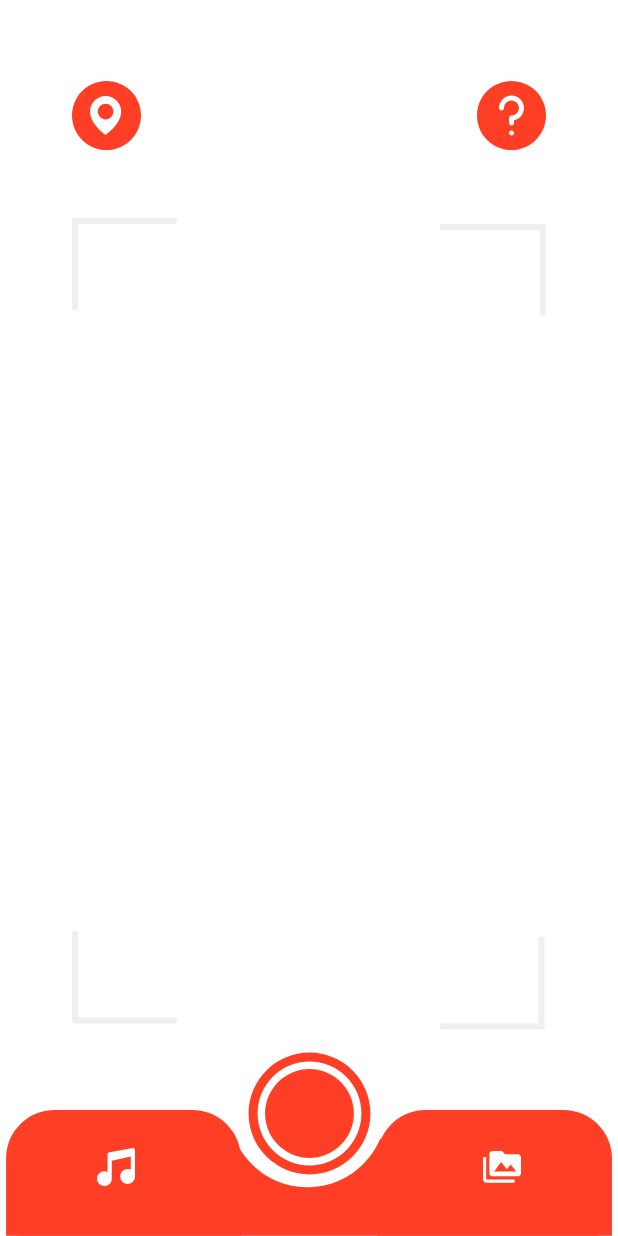
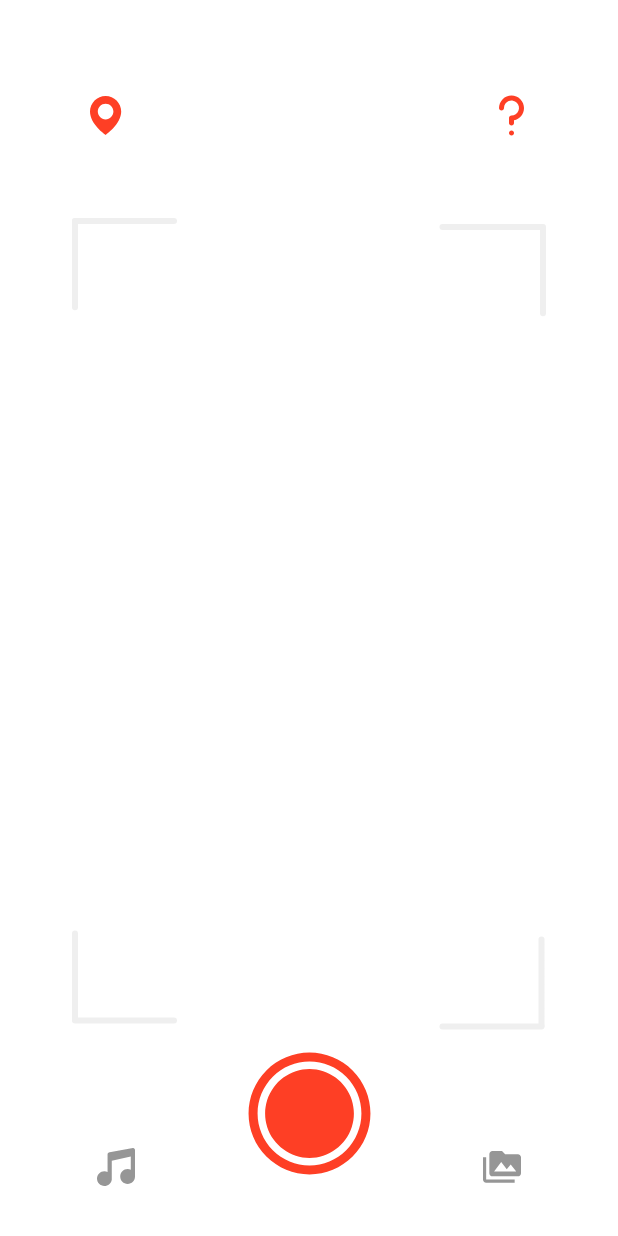
Before and after one commit to handsomeandi/ShowPlaceProject, an Android app built with Jetpack Compose: the screen it shows after launch (MainActivity), on a phone screen of 412 x 824 dp. Run offline under Robolectric (Android 15) with nearby library versions, the phone set to English and light mode, and no system bars; our stand-ins replace constraintlayout-compose, livedata-compose; libraries missing offline, so code that uses them is left out: com.google.ar.core, com.google.ar.sceneform; 3 statements that could not run were skipped.

Commit message:
Changed ui colors

```diff
--- a/app/src/main/res/drawable/ic_audio.xml
+++ b/app/src/main/res/drawable/ic_audio.xml
@@ -5,5 +5,5 @@
     android:viewportHeight="25">
   <path
       android:pathData="M8.319,2.8L23.625,0.011C24.389,-0.1 25,0.639 25,1.406V18.725C25,21.43 22.819,23.605 20.139,23.605C17.458,23.605 15.278,21.43 15.278,18.725C15.278,16.034 17.458,13.844 20.139,13.844C20.889,13.844 21.583,14.04 22.222,14.332V5.589L9.722,8.378V20.817C9.389,23.187 7.306,25 4.861,25C2.181,25 0,22.825 0,20.119C0,17.428 2.181,15.239 4.861,15.239C5.611,15.239 6.306,15.434 6.944,15.727V4.195C6.944,3.428 7.556,2.926 8.319,2.8Z"
-      android:fillColor="#ffffff"/>
+      android:fillColor="#969696"/>
 </vector>
--- a/app/src/main/res/drawable/ic_bottom_background.xml
+++ b/app/src/main/res/drawable/ic_bottom_background.xml
@@ -5,12 +5,12 @@
     android:viewportHeight="91">
   <path
       android:pathData="M4,32C4,14.33 18.33,0 36,0H127C144.67,0 159,14.33 159,32V83H4V32Z"
-      android:fillColor="#FE3F25"/>
+      android:fillColor="#FFFFFF"/>
   <path
       android:pathData="M249,32C249,14.33 263.33,0 281,0H372C389.67,0 404,14.33 404,32V83H249V32Z"
-      android:fillColor="#FE3F25"/>
+      android:fillColor="#FFFFFF"/>
   <path
       android:pathData="M154.99,19H11V83H395V19H251.01C243.18,37.79 224.63,51 203,51C181.37,51 162.82,37.79 154.99,19Z"
-      android:fillColor="#FE3F25"
+      android:fillColor="#FFFFFF"
       android:fillType="evenOdd"/>
 </vector>
--- a/app/src/main/res/drawable/ic_geo.xml
+++ b/app/src/main/res/drawable/ic_geo.xml
@@ -5,8 +5,8 @@
     android:viewportHeight="46">
   <path
       android:pathData="M23,23m-23,0a23,23 0,1 1,46 0a23,23 0,1 1,-46 0"
-      android:fillColor="#FE3F25"/>
+      android:fillColor="#ffffff"/>
   <path
       android:pathData="M22.4,10C16.666,10 12,14.666 12,20.393C11.962,28.772 22.005,35.719 22.4,36C22.4,36 32.838,28.772 32.8,20.4C32.8,14.666 28.134,10 22.4,10ZM22.4,25.6C19.527,25.6 17.2,23.273 17.2,20.4C17.2,17.527 19.527,15.2 22.4,15.2C25.273,15.2 27.6,17.527 27.6,20.4C27.6,23.273 25.273,25.6 22.4,25.6Z"
-      android:fillColor="#ffffff"/>
+      android:fillColor="#FE3F25"/>
 </vector>
--- a/app/src/main/res/drawable/ic_media.xml
+++ b/app/src/main/res/drawable/ic_media.xml
@@ -5,5 +5,5 @@
     android:viewportHeight="21">
   <path
       android:pathData="M2.083,4.167H0V9.375H0.01L0,18.75C0,19.896 0.938,20.833 2.083,20.833H20.833V18.75H2.083V4.167ZM22.917,2.083H14.583L12.5,0H6.25C5.104,0 4.177,0.938 4.177,2.083L4.167,14.583C4.167,15.729 5.104,16.667 6.25,16.667H22.917C24.063,16.667 25,15.729 25,14.583V4.167C25,3.021 24.063,2.083 22.917,2.083ZM7.292,13.542L11.979,7.292L15.625,11.99L18.229,8.854L21.875,13.542H7.292Z"
-      android:fillColor="#ffffff"/>
+      android:fillColor="#969696"/>
 </vector>
--- a/app/src/main/res/drawable/ic_question.xml
+++ b/app/src/main/res/drawable/ic_question.xml
@@ -5,11 +5,11 @@
     android:viewportHeight="46">
   <path
       android:pathData="M23,23m-23,0a23,23 0,1 1,46 0a23,23 0,1 1,-46 0"
+      android:fillColor="#ffffff"/>
+  <path
+      android:pathData="M31.333,18C31.333,15.79 30.455,13.67 28.893,12.107C27.33,10.545 25.21,9.667 23,9.667C20.79,9.667 18.67,10.545 17.108,12.107C15.545,13.67 14.667,15.79 14.667,18C14.667,18.442 14.842,18.866 15.155,19.178C15.467,19.491 15.891,19.667 16.333,19.667C16.775,19.667 17.199,19.491 17.512,19.178C17.824,18.866 18,18.442 18,18C18,17.011 18.293,16.044 18.843,15.222C19.392,14.4 20.173,13.759 21.087,13.381C22,13.002 23.006,12.903 23.976,13.096C24.945,13.289 25.836,13.765 26.536,14.465C27.235,15.164 27.711,16.055 27.904,17.024C28.097,17.994 27.998,19 27.619,19.913C27.241,20.827 26.6,21.608 25.778,22.157C24.956,22.707 23.989,23 23,23C22.558,23 22.134,23.176 21.822,23.488C21.509,23.801 21.333,24.225 21.333,24.667V28C21.333,28.442 21.509,28.866 21.822,29.178C22.134,29.491 22.558,29.667 23,29.667C23.442,29.667 23.866,29.491 24.179,29.178C24.491,28.866 24.667,28.442 24.667,28V26.167C26.549,25.782 28.241,24.76 29.456,23.271C30.67,21.783 31.334,19.921 31.333,18Z"
       android:fillColor="#FE3F25"/>
   <path
-      android:pathData="M31.333,18C31.333,15.79 30.455,13.67 28.893,12.107C27.33,10.545 25.21,9.667 23,9.667C20.79,9.667 18.67,10.545 17.108,12.107C15.545,13.67 14.667,15.79 14.667,18C14.667,18.442 14.842,18.866 15.155,19.178C15.467,19.491 15.891,19.667 16.333,19.667C16.775,19.667 17.199,19.491 17.512,19.178C17.824,18.866 18,18.442 18,18C18,17.011 18.293,16.044 18.843,15.222C19.392,14.4 20.173,13.759 21.087,13.381C22,13.002 23.006,12.903 23.976,13.096C24.945,13.289 25.836,13.765 26.536,14.465C27.235,15.164 27.711,16.055 27.904,17.024C28.097,17.994 27.998,19 27.619,19.913C27.241,20.827 26.6,21.608 25.778,22.157C24.956,22.707 23.989,23 23,23C22.558,23 22.134,23.176 21.822,23.488C21.509,23.801 21.333,24.225 21.333,24.667V28C21.333,28.442 21.509,28.866 21.822,29.178C22.134,29.491 22.558,29.667 23,29.667C23.442,29.667 23.866,29.491 24.179,29.178C24.491,28.866 24.667,28.442 24.667,28V26.167C26.549,25.782 28.241,24.76 29.456,23.271C30.67,21.783 31.334,19.921 31.333,18Z"
-      android:fillColor="#ffffff"/>
-  <path
       android:pathData="M23,36.333C23.92,36.333 24.667,35.587 24.667,34.667C24.667,33.746 23.92,33 23,33C22.079,33 21.333,33.746 21.333,34.667C21.333,35.587 22.079,36.333 23,36.333Z"
-      android:fillColor="#ffffff"/>
+      android:fillColor="#FE3F25"/>
 </vector>
```
